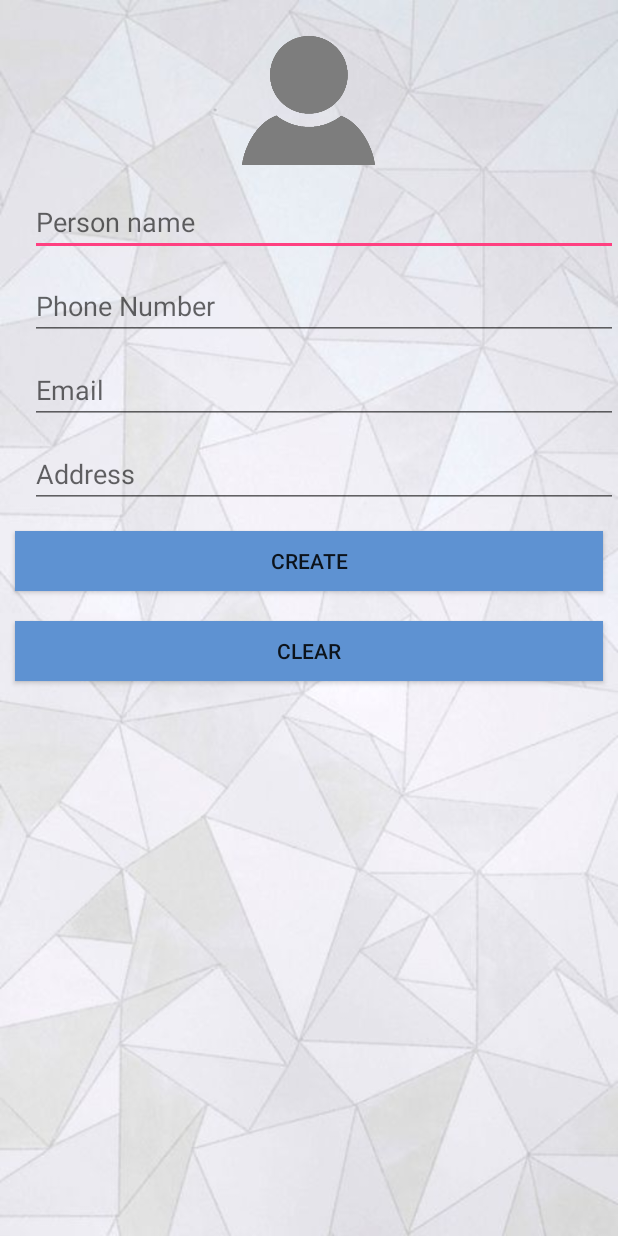
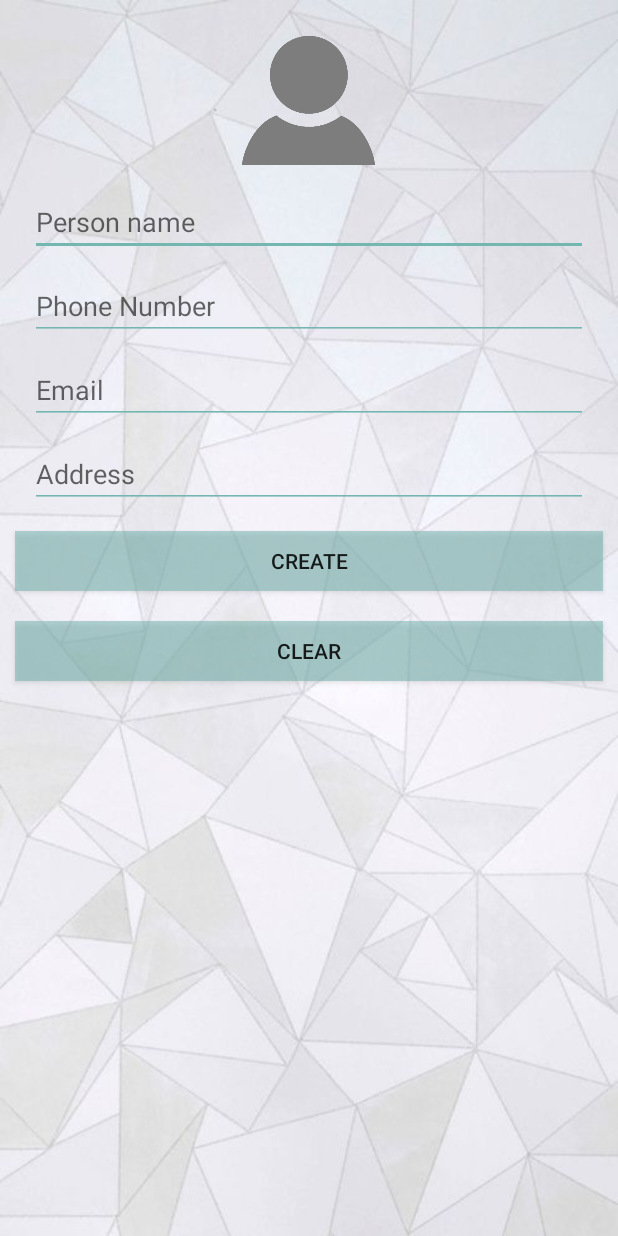
Before and after one commit to bulve/ContactReader, an Android app: the screen it shows after launch (Contact_Manager), on a phone screen of 412 x 824 dp. Run offline under Robolectric (Android 15) with nearby library versions, the phone set to English and light mode, and no system bars; pictures from the network do not load.

Commit message:
14MAR evning
final contact manager

```diff
--- a/app/src/main/java/com/example/viktorija/contactreader/Contact_Manager.java
+++ b/app/src/main/java/com/example/viktorija/contactreader/Contact_Manager.java
@@ -5,6 +5,7 @@ package com.example.viktorija.contactreader;
 import android.app.Activity;
 
 import android.content.Intent;
+
 import android.net.Uri;
 import android.os.Bundle;
 import android.text.Editable;
@@ -67,7 +68,8 @@ public class Contact_Manager extends Activity {
         TabHost.TabSpec
                 tabSpec = tabHost.newTabSpec("contact");
                 tabSpec.setContent(R.id.tabContact);
-                tabSpec.setIndicator("Contact's");
+                tabSpec.setIndicator("Contact's", getResources().getDrawable(R.color.editTextColor));
+
                 tabHost.addTab(tabSpec);
 
                 tabSpec = tabHost.newTabSpec("creator");
@@ -105,7 +107,6 @@ public class Contact_Manager extends Activity {
                 if(nameTxt.getText().toString().isEmpty() && phoneTxt.getText().toString().isEmpty()){
                     Toast.makeText(getApplicationContext(), "Contact not created (missing contact name and/or number)", Toast.LENGTH_SHORT).show();
                 }else {
-
                     Contact contact = new Contact(dbHandler.getContactCount(), String.valueOf(nameTxt.getText()), Integer.valueOf(String.valueOf(phoneTxt.getText())),  String.valueOf(emailTxt.getText()),  String.valueOf(addressTxt.getText()), contactImageUri);
 
 
@@ -113,37 +114,20 @@ public class Contact_Manager extends Activity {
                     dbHandler.addContact(contact);
                     Contacts.add(contact);
                     populateList();
-                    Toast.makeText(getApplicationContext(), nameTxt.getText().toString() + "contact has been added to your list", Toast.LENGTH_SHORT).show();
+                    Toast.makeText(getApplicationContext(), "New contact " + nameTxt.getText().toString() + " has been added to your list", Toast.LENGTH_SHORT).show();
                 }
 
             }
 
         });
 
-
-        nameTxt.addTextChangedListener(new TextWatcher() {
-            @Override
-            public void beforeTextChanged(CharSequence s, int start, int count, int after) {
-
-            }
-
-            @Override
-            public void onTextChanged(CharSequence s, int start, int before, int count) {
-                addBtn.setEnabled(!nameTxt.getText().toString().trim().isEmpty());
-            }
-
-            @Override
-            public void afterTextChanged(Editable s) {
-
-            }
-        });
-       List<Contact> allContactsAvalable = dbHandler.getAllContacts();
+       List<Contact> allContactsAvailable = dbHandler.getAllContacts();
         int countContact = dbHandler.getContactCount();
         for(int i= 0; i < countContact; i++){
-            Contacts.add(allContactsAvalable.get(i));
+            Contacts.add(allContactsAvailable.get(i));
         }
 
-        if(!allContactsAvalable.isEmpty())
+        if(!allContactsAvailable.isEmpty())
             populateList();
 
     }
@@ -169,7 +153,7 @@ public class Contact_Manager extends Activity {
     private void addContact(int id, String name, String number, String email, String address) {
 
         if(email.isEmpty()){
-            email = "No email";
+            email  = "No email";
         }
         if(address.isEmpty()){
             address = "No address";
--- a/app/src/main/res/layout/activity_contact__manager.xml
+++ b/app/src/main/res/layout/activity_contact__manager.xml
@@ -11,10 +11,10 @@
     <TabHost
         android:layout_width="match_parent"
         android:layout_height="match_parent"
-
         android:layout_alignParentLeft="true"
         android:layout_alignParentStart="true"
-        android:id="@+id/host">
+        android:id="@+id/host"
+       >
 
 
         <LinearLayout
@@ -25,7 +25,9 @@
             <TabWidget
                 android:id="@android:id/tabs"
                 android:layout_width="match_parent"
-                android:layout_height="wrap_content" />
+                android:layout_height="wrap_content"
+
+                 />
 
             <FrameLayout
                 android:id="@android:id/tabcontent"
@@ -33,22 +35,11 @@
                 android:layout_height="match_parent">
 
                 <LinearLayout
-                    android:id="@+id/tabContact"
-                    android:layout_width="match_parent"
-                    android:layout_height="match_parent"
-                    android:orientation="vertical">
-
-                    <ListView
-                        android:id="@+id/listView"
-                        android:layout_width="match_parent"
-                        android:layout_height="match_parent" />
-                </LinearLayout>
-
-                <LinearLayout
                     android:id="@+id/tabCreator"
                     android:layout_width="match_parent"
                     android:layout_height="match_parent"
-                    android:orientation="vertical">
+                    android:orientation="vertical"
+                    >
 
                     <ImageView
                         android:id="@+id/imageViewContact"
@@ -60,91 +51,116 @@
                         app:srcCompat="@drawable/useruser" />
 
                     <EditText
+                        android:id="@+id/editTextName"
                         android:layout_width="match_parent"
                         android:layout_height="wrap_content"
-                        android:inputType="textPersonName"
-                        android:ems="10"
-                        android:id="@+id/editTextName"
-                        android:hint="Person name"
-                        android:layout_marginTop="5dp"
-                        android:layout_below="@+id/textView"
                         android:layout_alignParentLeft="true"
                         android:layout_alignParentStart="true"
+                        android:layout_below="@+id/textView"
+                        android:layout_marginBottom="5dp"
                         android:layout_marginLeft="20dp"
-                        android:layout_marginBottom="5dp"
-                        android:clickable="false"
-                        android:cursorVisible="false" />
+                        android:layout_marginRight="20dp"
+                        android:layout_marginTop="5dp"
+                        android:backgroundTint="@color/editTextColor"
+                        android:cursorVisible="false"
+                        android:ems="10"
+                        android:hint="Person name"
+                        android:inputType="textPersonName" />
 
                     <EditText
+                        android:id="@+id/editTextNumber"
                         android:layout_width="match_parent"
                         android:layout_height="wrap_content"
-                        android:inputType="phone"
-                        android:ems="10"
-                        android:layout_marginTop="5dp"
-                        android:id="@+id/editTextNumber"
-                        android:hint="Phone Number"
-                        android:layout_below="@+id/editTextName"
                         android:layout_alignParentLeft="true"
                         android:layout_alignParentStart="true"
+                        android:layout_below="@+id/editTextName"
                         android:layout_marginBottom="5dp"
-                        android:layout_marginLeft="20dp" />
+                        android:layout_marginLeft="20dp"
+                        android:layout_marginRight="20dp"
+                        android:layout_marginTop="5dp"
+                        android:backgroundTint="@color/editTextColor"
+                        android:cursorVisible="false"
+                        android:ems="10"
+                        android:hint="Phone Number"
+                        android:inputType="phone" />
 
                     <EditText
+                        android:id="@+id/editTextEmail"
                         android:layout_width="match_parent"
                         android:layout_height="wrap_content"
-                        android:ems="10"
-                        android:layout_marginTop="5dp"
-                        android:id="@+id/editTextEmail"
-                        android:hint="Email"
+                        android:layout_alignParentEnd="false"
+                        android:layout_alignParentLeft="true"
+                        android:layout_alignParentRight="false"
+                        android:layout_alignParentStart="true"
                         android:layout_below="@+id/editTextNumber"
-                        android:layout_alignParentRight="false"
-                        android:layout_alignParentEnd="false"
+
                         android:layout_marginBottom="5dp"
                         android:layout_marginLeft="20dp"
-                        android:layout_alignParentLeft="true"
-                        android:layout_alignParentStart="true"
+                        android:layout_marginRight="20dp"
+                        android:layout_marginTop="5dp"
+                        android:backgroundTint="@color/editTextColor"
+                        android:cursorVisible="false"
+                        android:ems="10"
+                        android:hint="Email"
                         android:inputType="textWebEmailAddress" />
 
                     <EditText
+                        android:id="@+id/editTextAddress"
                         android:layout_width="match_parent"
                         android:layout_height="wrap_content"
-                        android:inputType="textPostalAddress"
-                        android:ems="10"
+                        android:layout_alignParentEnd="false"
+                        android:layout_alignParentLeft="true"
+                        android:layout_alignParentRight="false"
+                        android:layout_alignParentStart="true"
+                        android:layout_alignParentTop="false"
                         android:layout_below="@+id/editTextEmail"
                         android:layout_centerHorizontal="true"
-                        android:layout_marginTop="5dp"
-                        android:id="@+id/editTextAddress"
-                        android:hint="Address"
                         android:layout_marginBottom="5dp"
                         android:layout_marginLeft="20dp"
-                        android:layout_alignParentEnd="false"
-                        android:layout_alignParentStart="true"
-                        android:layout_alignParentLeft="true"
-                        android:layout_alignParentRight="false"
-                        android:layout_alignParentTop="false" />
+                        android:layout_marginRight="20dp"
+                        android:layout_marginTop="5dp"
+                        android:backgroundTint="@color/editTextColor"
+                        android:cursorVisible="false"
+                        android:ems="10"
+                        android:hint="Address"
+                        android:inputType="textPostalAddress" />
 
                     <Button
-                        android:text="Create"
+                        android:id="@+id/Cbutton"
+                        android:layout_width="match_parent"
                         android:layout_height="40dp"
-                        android:id="@+id/Cbutton"
-                        android:contentDescription="It will create a new Contact"
-                        android:layout_margin="10dp"
                         android:layout_below="@+id/editTextAddress"
                         android:layout_centerHorizontal="true"
+                        android:layout_margin="10dp"
+                        android:background="@color/buttonColor"
+                        android:contentDescription="It will create a new Contact"
+
+                        android:text="Create" />
+
+                    <Button
+                        android:id="@+id/ClearButton"
                         android:layout_width="match_parent"
-
-                        android:background="@color/blue"/>
-                    <Button
-                        android:text="Clear"
                         android:layout_height="40dp"
-                        android:id="@+id/ClearButton"
-                        android:contentDescription="It will clear all Contacts"
-                        android:layout_margin="10dp"
                         android:layout_below="@+id/Cbutton"
                         android:layout_centerHorizontal="true"
+                        android:layout_margin="10dp"
+                        android:background="@color/buttonColor"
+                        android:contentDescription="It will clear all Contacts"
+
+                        android:text="Clear" />
+                </LinearLayout>
+
+                <LinearLayout
+                    android:id="@+id/tabContact"
+                    android:layout_width="match_parent"
+                    android:layout_height="match_parent"
+                    android:orientation="vertical"
+                   >
+
+                    <ListView
+                        android:id="@+id/listView"
                         android:layout_width="match_parent"
-
-                        android:background="@color/blue"/>
+                        android:layout_height="match_parent" />
                 </LinearLayout>
 
             </FrameLayout>
--- a/app/src/main/res/layout/listview_item.xml
+++ b/app/src/main/res/layout/listview_item.xml
@@ -33,8 +33,8 @@
 
     <ImageView
         android:id="@+id/imageViewContactListView"
-        android:layout_width="100dp"
-        android:layout_height="100dp"
+        android:layout_width="80dp"
+        android:layout_height="80dp"
         android:layout_alignParentLeft="true"
         android:layout_alignParentStart="true"
         android:layout_alignParentTop="true"
--- a/app/src/main/res/values/colors.xml
+++ b/app/src/main/res/values/colors.xml
@@ -1,7 +1,9 @@
 <?xml version="1.0" encoding="utf-8"?>
 <resources>
-    <color name="colorPrimary">#3F51B5</color>
+    <color name="colorPrimary">#3f51b5</color>
     <color name="colorPrimaryDark">#303F9F</color>
-    <color name="colorAccent">#FF4081</color>
+    <color name="colorAccent">#74b6b0</color>
     <color name="blue">#5E92D2</color>
+    <color name="editTextColor">#74b6b0</color>
+    <color name="buttonColor">#8674b6b0</color>
 </resources>
```
Also changed, not shown: app/src/main/AndroidManifest.xml (+15 -14 lines), app/src/main/java/com/example/viktorija/contactreader/InfoContact.java (+19 -5 lines), app/src/main/res/layout/activity_info_contact.xml (+13 -7 lines), app/src/main/res/layout/activity_update_contact.xml (+43 -33 lines).
